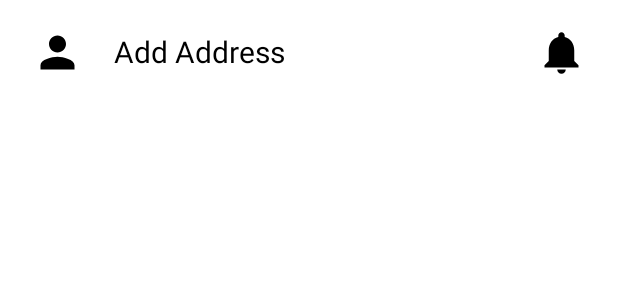
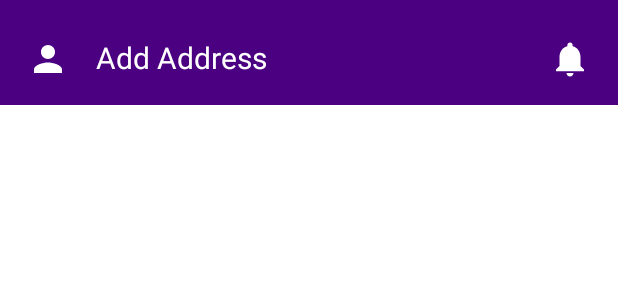
Before and after one commit to thales-vicente/super-app, an Android app built with Jetpack Compose: the @Preview function AppToolbarPreview, on a phone screen of 412 x 824 dp. Shown: the top 300 px of the screen. Run offline under Robolectric (Android 15) with nearby library versions, the phone set to English and light mode, and no system bars.

Commit message:
icon positions adjust

```diff
--- a/app/src/main/java/com/example/superapp/presentation/components/AppToolbar.kt
+++ b/app/src/main/java/com/example/superapp/presentation/components/AppToolbar.kt
@@ -1,11 +1,13 @@
 package com.example.superapp.presentation.components
 
+import androidx.compose.foundation.background
 import androidx.compose.foundation.layout.Row
 import androidx.compose.foundation.layout.Spacer
 import androidx.compose.foundation.layout.fillMaxWidth
 import androidx.compose.foundation.layout.height
 import androidx.compose.foundation.layout.padding
 import androidx.compose.foundation.layout.size
+import androidx.compose.foundation.layout.systemBarsPadding
 import androidx.compose.foundation.layout.width
 import androidx.compose.foundation.layout.wrapContentSize
 import androidx.compose.material3.Icon
@@ -18,32 +20,39 @@ import androidx.compose.ui.tooling.preview.Preview
 import androidx.compose.ui.unit.dp
 import androidx.compose.ui.unit.sp
 import com.example.superapp.R
+import com.example.superapp.presentation.theme.primaryColor
+import com.example.superapp.presentation.theme.whiteColor
 
 @Composable
 fun AppToolbar(){
     Row (
         modifier = Modifier
+            .background(primaryColor)
+            .systemBarsPadding()
             .fillMaxWidth()
             .height(70.dp)
-            .padding(18.dp),
+            .padding(start = 18.dp, end = 18.dp, top = 8.dp),
         verticalAlignment = Alignment.CenterVertically
     ){
         Icon(
-            modifier = Modifier.size(40.dp),
+            modifier = Modifier.size(28.dp),
             painter = painterResource(id = R.drawable.ic_user),
-            contentDescription = "User Image"
+            contentDescription = "User Image",
+            tint = whiteColor
         )
         Spacer(modifier = Modifier.width(18.dp))
         TextComponent(
             modifier = Modifier.wrapContentSize(),
             textValue = stringResource(R.string.add_address),
-            fontSizeValue = 20.sp
+            fontSizeValue = 20.sp,
+            textColorValue = whiteColor
         )
         Spacer(modifier = Modifier.weight(1f))
         Icon(
-            modifier = Modifier.size(40.dp),
+            modifier = Modifier.size(28.dp),
             painter = painterResource(id = R.drawable.ic_notifications),
-            contentDescription = "Notification Image"
+            contentDescription = "Notification Image",
+            tint = whiteColor
         )
     }
 }
```
